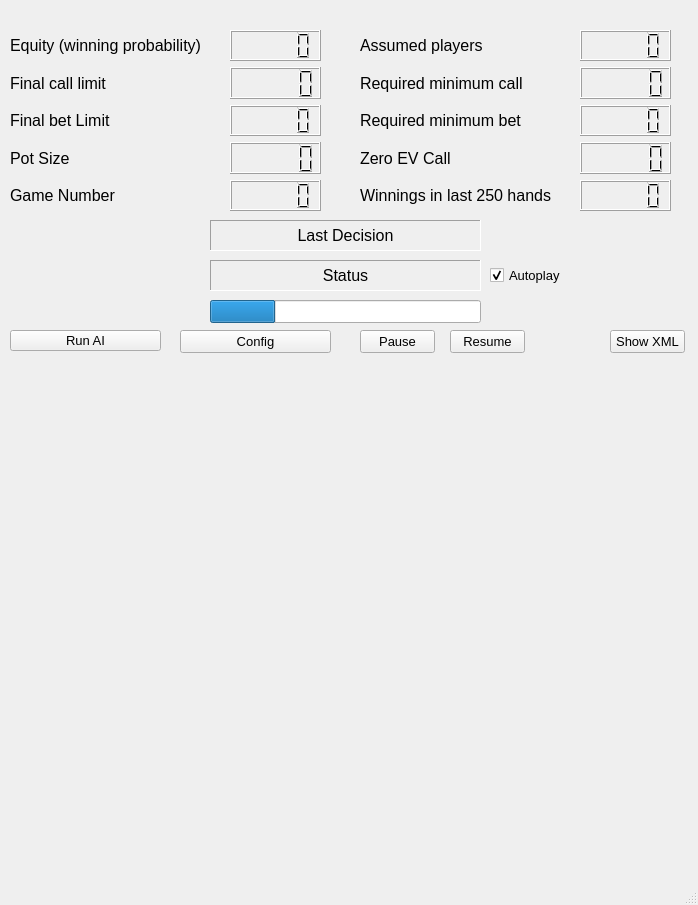
Old version of the form gui/gui_qt_ui.ui in the repository dickreuter/Poker.
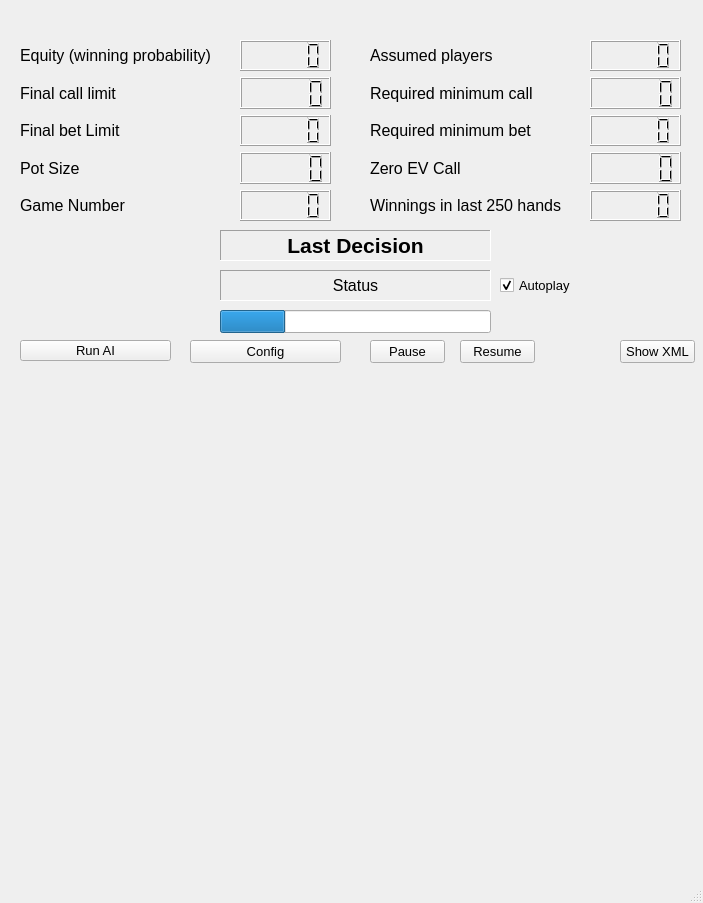
New version of the form.

Diff of the .ui file:
```diff
--- a/gui/gui_qt_ui.ui
+++ b/gui/gui_qt_ui.ui
@@ -6,8 +6,8 @@
    <rect>
     <x>0</x>
     <y>0</y>
-    <width>698</width>
-    <height>905</height>
+    <width>703</width>
+    <height>903</height>
    </rect>
   </property>
   <property name="font">
@@ -23,10 +23,13 @@
   </property>
   <widget class="QWidget" name="centralwidget">
    <widget class="QCheckBox" name="autoplay">
+    <property name="enabled">
+     <bool>true</bool>
+    </property>
     <property name="geometry">
      <rect>
-      <x>490</x>
-      <y>260</y>
+      <x>500</x>
+      <y>270</y>
       <width>71</width>
       <height>31</height>
      </rect>
@@ -46,17 +49,17 @@
    <widget class="QLabel" name="last_decision">
     <property name="geometry">
      <rect>
-      <x>210</x>
-      <y>220</y>
+      <x>220</x>
+      <y>230</y>
       <width>271</width>
       <height>31</height>
      </rect>
     </property>
     <property name="font">
      <font>
-      <pointsize>12</pointsize>
-      <weight>50</weight>
-      <bold>false</bold>
+      <pointsize>16</pointsize>
+      <weight>75</weight>
+      <bold>true</bold>
      </font>
     </property>
     <property name="frameShape">
@@ -84,8 +87,8 @@
    <widget class="QPushButton" name="button_pause">
     <property name="geometry">
      <rect>
-      <x>360</x>
-      <y>330</y>
+      <x>370</x>
+      <y>340</y>
       <width>75</width>
       <height>23</height>
      </rect>
@@ -102,8 +105,8 @@
    <widget class="QWidget" name="verticalLayoutWidget_6">
     <property name="geometry">
      <rect>
-      <x>10</x>
-      <y>30</y>
+      <x>20</x>
+      <y>40</y>
       <width>211</width>
       <height>181</height>
      </rect>
@@ -149,7 +152,7 @@
    <widget class="QWidget" name="verticalLayoutWidget_3">
     <property name="geometry">
      <rect>
-      <x>10</x>
+      <x>20</x>
       <y>640</y>
       <width>321</width>
       <height>241</height>
@@ -164,7 +167,7 @@
    <widget class="QWidget" name="verticalLayoutWidget">
     <property name="geometry">
      <rect>
-      <x>10</x>
+      <x>20</x>
       <y>370</y>
       <width>321</width>
       <height>251</height>
@@ -179,7 +182,7 @@
    <widget class="QWidget" name="verticalLayoutWidget_2">
     <property name="geometry">
      <rect>
-      <x>360</x>
+      <x>370</x>
       <y>370</y>
       <width>321</width>
       <height>251</height>
@@ -201,8 +204,8 @@
    <widget class="QProgressBar" name="progress_bar">
     <property name="geometry">
      <rect>
-      <x>210</x>
-      <y>300</y>
+      <x>220</x>
+      <y>310</y>
       <width>271</width>
       <height>23</height>
      </rect>
@@ -217,8 +220,8 @@
    <widget class="QPushButton" name="button_run_ai">
     <property name="geometry">
      <rect>
-      <x>10</x>
-      <y>330</y>
+      <x>20</x>
+      <y>340</y>
       <width>151</width>
       <height>21</height>
      </rect>
@@ -235,8 +238,8 @@
    <widget class="QPushButton" name="button_resume">
     <property name="geometry">
      <rect>
-      <x>450</x>
-      <y>330</y>
+      <x>460</x>
+      <y>340</y>
       <width>75</width>
       <height>23</height>
      </rect>
@@ -253,8 +256,8 @@
    <widget class="QWidget" name="verticalLayoutWidget_7">
     <property name="geometry">
      <rect>
-      <x>360</x>
-      <y>30</y>
+      <x>370</x>
+      <y>40</y>
       <width>211</width>
       <height>181</height>
      </rect>
@@ -300,8 +303,8 @@
    <widget class="QWidget" name="verticalLayoutWidget_5">
     <property name="geometry">
      <rect>
-      <x>230</x>
-      <y>30</y>
+      <x>240</x>
+      <y>40</y>
       <width>91</width>
       <height>181</height>
      </rect>
@@ -327,8 +330,8 @@
    <widget class="QWidget" name="verticalLayoutWidget_8">
     <property name="geometry">
      <rect>
-      <x>580</x>
-      <y>30</y>
+      <x>590</x>
+      <y>40</y>
       <width>91</width>
       <height>181</height>
      </rect>
@@ -354,7 +357,7 @@
    <widget class="QWidget" name="verticalLayoutWidget_4">
     <property name="geometry">
      <rect>
-      <x>360</x>
+      <x>370</x>
       <y>640</y>
       <width>321</width>
       <height>241</height>
@@ -369,8 +372,8 @@
    <widget class="QLabel" name="status">
     <property name="geometry">
      <rect>
-      <x>210</x>
-      <y>260</y>
+      <x>220</x>
+      <y>270</y>
       <width>271</width>
       <height>31</height>
      </rect>
@@ -407,8 +410,8 @@
    <widget class="QPushButton" name="button_config">
     <property name="geometry">
      <rect>
-      <x>180</x>
-      <y>330</y>
+      <x>190</x>
+      <y>340</y>
       <width>151</width>
       <height>23</height>
      </rect>
@@ -425,8 +428,8 @@
    <widget class="QPushButton" name="button_show_xml">
     <property name="geometry">
      <rect>
-      <x>610</x>
-      <y>330</y>
+      <x>620</x>
+      <y>340</y>
       <width>75</width>
       <height>23</height>
      </rect>
```
Left out of the diff: 26 changed lines with no effect on the pictures.
